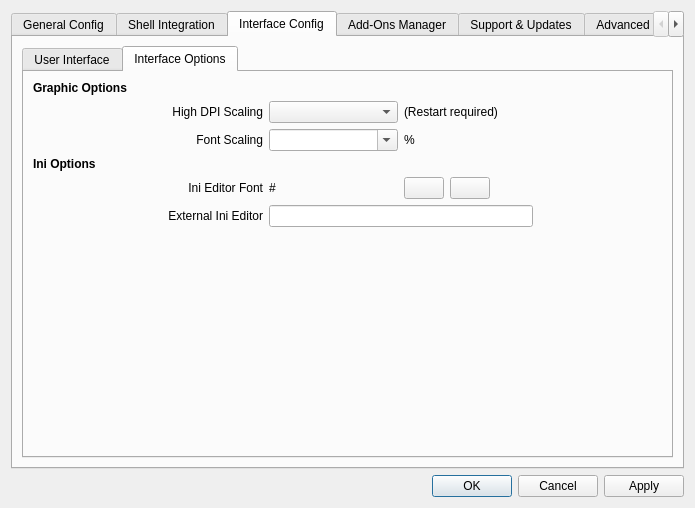
This is SandboxiePlus/SandMan/Forms/SettingsWindow.ui in sandboxie-plus/Sandboxie as Qt 5 draws it before an edit. The edited form follows.
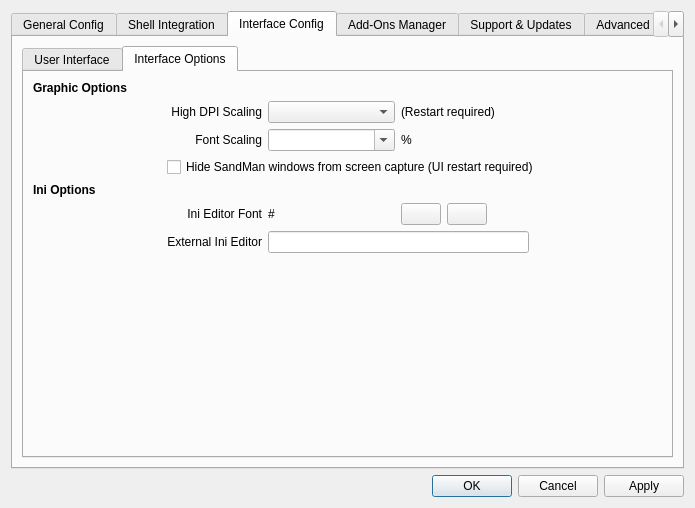
This is the edited form. The open tabs and pages were chosen to show the change. Icons and pictures are not drawn.

The edit to the form file:
```diff
--- a/SandboxiePlus/SandMan/Forms/SettingsWindow.ui
+++ b/SandboxiePlus/SandMan/Forms/SettingsWindow.ui
@@ -1088,20 +1088,64 @@
             <layout class="QGridLayout" name="gridLayout_32">
              <item row="0" column="0">
               <layout class="QGridLayout" name="gridLayout_31">
-               <item row="1" column="2">
-                <widget class="QComboBox" name="cmbDPI"/>
+               <item row="1" column="1">
+                <widget class="QLabel" name="label_23">
+                 <property name="text">
+                  <string>High DPI Scaling</string>
+                 </property>
+                 <property name="alignment">
+                  <set>Qt::AlignRight|Qt::AlignTrailing|Qt::AlignVCenter</set>
+                 </property>
+                </widget>
                </item>
-               <item row="2" column="1">
-                <widget class="QLabel" name="label_24">
+               <item row="2" column="3">
+                <widget class="QLabel" name="label_13">
                  <property name="text">
-                  <string>Font Scaling</string>
+                  <string>%</string>
                  </property>
+                </widget>
+               </item>
+               <item row="6" column="1">
+                <widget class="QLabel" name="label_26">
+                 <property name="text">
+                  <string>External Ini Editor</string>
+                 </property>
                  <property name="alignment">
                   <set>Qt::AlignRight|Qt::AlignTrailing|Qt::AlignVCenter</set>
                  </property>
                 </widget>
                </item>
-               <item row="4" column="3">
+               <item row="5" column="1">
+                <widget class="QLabel" name="label_6">
+                 <property name="text">
+                  <string>Ini Editor Font</string>
+                 </property>
+                 <property name="alignment">
+                  <set>Qt::AlignRight|Qt::AlignTrailing|Qt::AlignVCenter</set>
+                 </property>
+                </widget>
+               </item>
+               <item row="2" column="2">
+                <widget class="QComboBox" name="cmbFontScale">
+                 <property name="editable">
+                  <bool>true</bool>
+                 </property>
+                </widget>
+               </item>
+               <item row="7" column="4">
+                <spacer name="horizontalSpacer_20">
+                 <property name="orientation">
+                  <enum>Qt::Horizontal</enum>
+                 </property>
+                 <property name="sizeHint" stdset="0">
+                  <size>
+                   <width>40</width>
+                   <height>20</height>
+                  </size>
+                 </property>
+                </spacer>
+               </item>
+               <item row="5" column="3">
                 <layout class="QHBoxLayout" name="horizontalLayout_4">
                  <item>
                   <widget class="QPushButton" name="btnSelectIniFont">
@@ -1138,8 +1182,11 @@
                  </item>
                 </layout>
                </item>
-               <item row="6" column="2">
-                <spacer name="horizontalSpacer_18">
+               <item row="1" column="2">
+                <widget class="QComboBox" name="cmbDPI"/>
+               </item>
+               <item row="7" column="0">
+                <spacer name="horizontalSpacer_17">
                  <property name="orientation">
                   <enum>Qt::Horizontal</enum>
                  </property>
@@ -1155,7 +1202,6 @@
                 <widget class="QLabel" name="lblDisplay">
                  <property name="font">
                   <font>
-                   <weight>75</weight>
                    <bold>true</bold>
                    <kerning>true</kerning>
                   </font>
@@ -1165,18 +1211,8 @@
                  </property>
                 </widget>
                </item>
-               <item row="1" column="1">
-                <widget class="QLabel" name="label_23">
-                 <property name="text">
-                  <string>High DPI Scaling</string>
-                 </property>
-                 <property name="alignment">
-                  <set>Qt::AlignRight|Qt::AlignTrailing|Qt::AlignVCenter</set>
-                 </property>
-                </widget>
-               </item>
-               <item row="6" column="4">
-                <spacer name="horizontalSpacer_20">
+               <item row="7" column="2">
+                <spacer name="horizontalSpacer_18">
                  <property name="orientation">
                   <enum>Qt::Horizontal</enum>
                  </property>
@@ -1188,28 +1224,7 @@
                  </property>
                 </spacer>
                </item>
-               <item row="3" column="0">
-                <widget class="QLabel" name="lblIni">
-                 <property name="font">
-                  <font>
-                   <weight>75</weight>
-                   <bold>true</bold>
-                   <kerning>true</kerning>
-                  </font>
-                 </property>
-                 <property name="text">
-                  <string>Ini Options</string>
-                 </property>
-                </widget>
-               </item>
-               <item row="2" column="3">
-                <widget class="QLabel" name="label_13">
-                 <property name="text">
-                  <string>%</string>
-                 </property>
-                </widget>
-               </item>
-               <item row="6" column="3">
+               <item row="7" column="3">
                 <spacer name="horizontalSpacer_19">
                  <property name="orientation">
                   <enum>Qt::Horizontal</enum>
@@ -1222,17 +1237,24 @@
                  </property>
                 </spacer>
                </item>
-               <item row="4" column="1">
-                <widget class="QLabel" name="label_6">
+               <item row="2" column="1">
+                <widget class="QLabel" name="label_24">
                  <property name="text">
-                  <string>Ini Editor Font</string>
+                  <string>Font Scaling</string>
                  </property>
                  <property name="alignment">
                   <set>Qt::AlignRight|Qt::AlignTrailing|Qt::AlignVCenter</set>
                  </property>
                 </widget>
                </item>
-               <item row="6" column="1">
+               <item row="5" column="2">
+                <widget class="QLabel" name="lblIniEditFont">
+                 <property name="text">
+                  <string>#</string>
+                 </property>
+                </widget>
+               </item>
+               <item row="7" column="1">
                 <spacer name="verticalSpacer_10">
                  <property name="orientation">
                   <enum>Qt::Vertical</enum>
@@ -1245,19 +1267,8 @@
                  </property>
                 </spacer>
                </item>
-               <item row="4" column="2">
-                <widget class="QLabel" name="lblIniEditFont">
-                 <property name="text">
-                  <string>#</string>
-                 </property>
-                </widget>
-               </item>
-               <item row="2" column="2">
-                <widget class="QComboBox" name="cmbFontScale">
-                 <property name="editable">
-                  <bool>true</bool>
-                 </property>
-                </widget>
+               <item row="6" column="2" colspan="2">
+                <widget class="QLineEdit" name="txtEditor"/>
                </item>
                <item row="1" column="3">
                 <widget class="QLabel" name="label">
@@ -1266,29 +1277,23 @@
                  </property>
                 </widget>
                </item>
-               <item row="6" column="0">
-                <spacer name="horizontalSpacer_17">
-                 <property name="orientation">
-                  <enum>Qt::Horizontal</enum>
+               <item row="4" column="0">
+                <widget class="QLabel" name="lblIni">
+                 <property name="font">
+                  <font>
+                   <bold>true</bold>
+                   <kerning>true</kerning>
+                  </font>
                  </property>
-                 <property name="sizeHint" stdset="0">
-                  <size>
-                   <width>40</width>
-                   <height>20</height>
-                  </size>
+                 <property name="text">
+                  <string>Ini Options</string>
                  </property>
-                </spacer>
+                </widget>
                </item>
-               <item row="5" column="2" colspan="2">
-                <widget class="QLineEdit" name="txtEditor"/>
-               </item>
-               <item row="5" column="1">
-                <widget class="QLabel" name="label_26">
+               <item row="3" column="1" colspan="4">
+                <widget class="QCheckBox" name="chkHide">
                  <property name="text">
-                  <string>External Ini Editor</string>
-                 </property>
-                 <property name="alignment">
-                  <set>Qt::AlignRight|Qt::AlignTrailing|Qt::AlignVCenter</set>
+                  <string>Hide SandMan windows from screen capture (UI restart required)</string>
                  </property>
                 </widget>
                </item>
```
